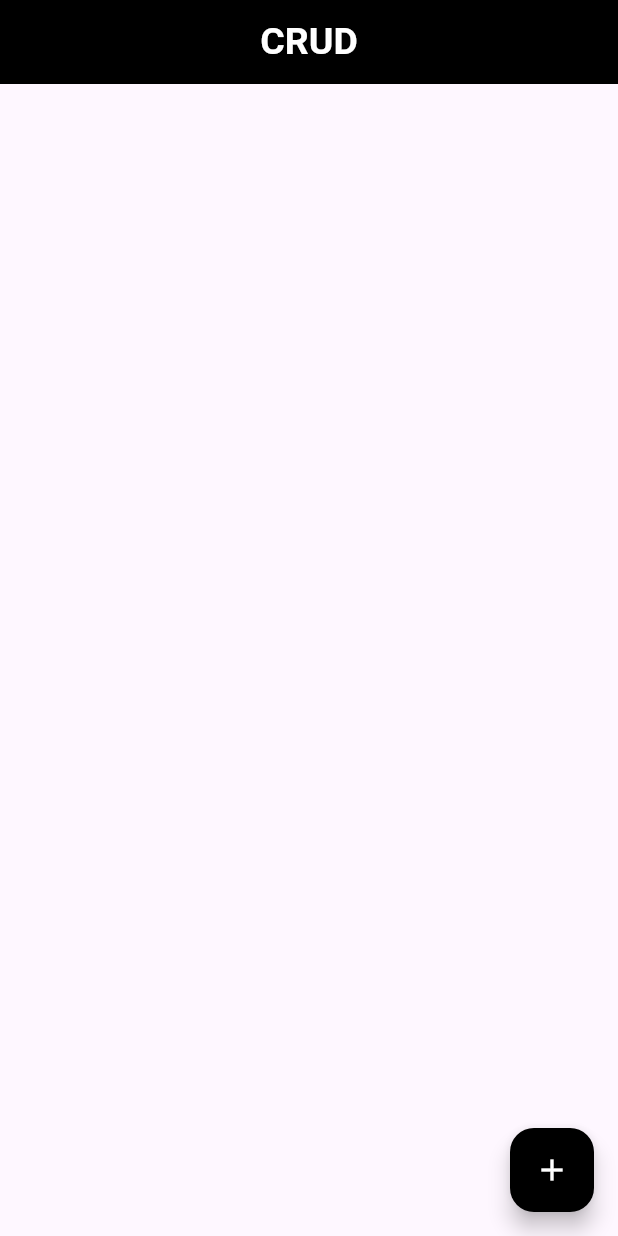
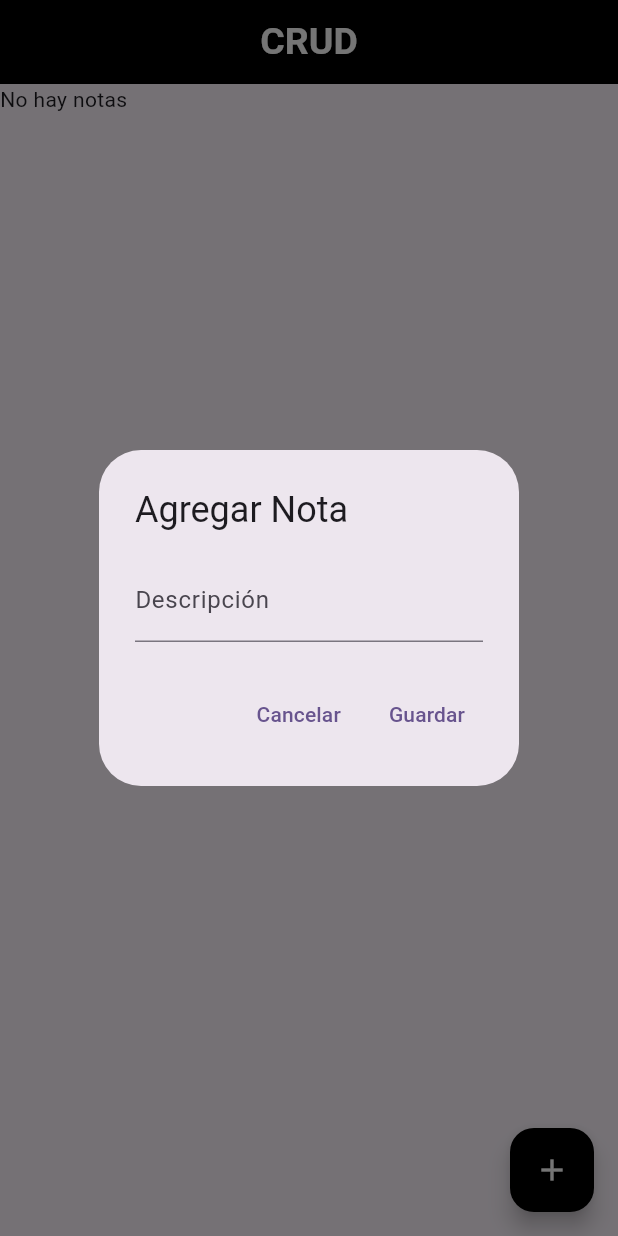
Before and after one commit to JaredTrujillo01/Tarea8_EduardoJaredTrujillo_62211761, a Flutter app: the screen it shows after launch, after a tap on the "add" icon, on a phone screen of 412 x 824 dp. Run offline on Flutter 3.47's test engine with Material 3 defaults, Android fonts, the phone set to English and light mode, and no system bars; our stand-ins replace cloud_firestore, firebase_core; accounts and stored records are empty.

Commit message:
Crud realizados

```diff
--- a/lib/Repositorios/repo_crud.dart
+++ b/lib/Repositorios/repo_crud.dart
@@ -29,6 +29,6 @@ class NotaRepositorio {
   }
 
   Future<void> eliminarNota(String id) async {
-    await _basedatos.collection('notas').doc(id).delete();
+    await _basedatos.collection('Notas').doc(id).delete();
   }
 }
--- a/lib/Screens/homescreen.dart
+++ b/lib/Screens/homescreen.dart
@@ -1,4 +1,6 @@
 import 'package:flutter/material.dart';
+import 'package:tarea8_crudfirebase/Models/notasmodel.dart';
+import 'package:tarea8_crudfirebase/Services/Service_nota.dart';
 
 class HomeScreens extends StatefulWidget {
   const HomeScreens({super.key});
@@ -8,6 +10,7 @@ class HomeScreens extends StatefulWidget {
 }
 
 class _HomeScreensState extends State<HomeScreens> {
+  final NotaService _notaService = NotaService();
   @override
   Widget build(BuildContext context) {
     return Scaffold(
@@ -22,8 +25,129 @@ class _HomeScreensState extends State<HomeScreens> {
       ),
       floatingActionButton: FloatingActionButton(
         backgroundColor: Colors.black,
-          onPressed: () {},
+        onPressed: () {
+          _mostrarDialogoAgregarNota(context);
+        },
         child: const Icon(Icons.add, color: Colors.white),
-        ));
+      ),
+      body: StreamBuilder<List<Nota>>(
+        stream: _notaService.obtenerNotas(),
+        builder: (context, snapshot) {
+          if (snapshot.connectionState == ConnectionState.waiting) {
+            return CircularProgressIndicator();
+          } else if (snapshot.hasError) {
+            return Text('Error: ${snapshot.error}');
+          } else if (!snapshot.hasData || snapshot.data!.isEmpty) {
+            return Text('No hay notas');
+          } else {
+            final notas = snapshot.data!;
+            return ListView.builder(
+              itemCount: notas.length,
+              itemBuilder: (context, index) {
+                final nota = notas[index];
+                return ListTile(
+                  title: Text(nota.descripcion),
+                  subtitle: Text(nota.fecha.toString()),
+                  trailing: Row(
+                    mainAxisSize: MainAxisSize.min,
+                    children: [
+                      IconButton(
+                        icon: Icon(Icons.edit),
+                        onPressed: () {
+                          _mostrarDialogoEditarNota(context, nota);
+                        },
+                      ),
+                      IconButton(
+                        icon: Icon(Icons.delete),
+                        onPressed: () async {
+                          await _notaService.eliminarNota(nota.id);
+                        },
+                      ),
+                    ],
+                  ),
+                );
+              },
+            );
+          }
+        },
+      ),
+    );
+  }
+
+  void _mostrarDialogoAgregarNota(BuildContext context) {
+    final TextEditingController descripcionController = TextEditingController();
+    showDialog(
+      context: context,
+      builder: (BuildContext context) {
+        return AlertDialog(
+          title: Text('Agregar Nota'),
+          content: TextField(
+            controller: descripcionController,
+            decoration: InputDecoration(labelText: 'Descripción'),
+          ),
+          actions: <Widget>[
+            TextButton(
+              child: Text('Cancelar'),
+              onPressed: () {
+                Navigator.of(context).pop();
+              },
+            ),
+            TextButton(
+              child: Text('Guardar'),
+              onPressed: () async {
+                final nuevaNota = Nota(
+                  id: '',
+                  descripcion: descripcionController.text,
+                  fecha: DateTime.now(),
+                  estado: 'creado',
+                  importante: false,
+                );
+                await _notaService.agregarNota(nuevaNota);
+                Navigator.of(context).pop();
+              },
+            ),
+          ],
+        );
+      },
+    );
+  }
+
+  void _mostrarDialogoEditarNota(BuildContext context, Nota nota) {
+    final TextEditingController descripcionController =
+        TextEditingController(text: nota.descripcion);
+    showDialog(
+      context: context,
+      builder: (BuildContext context) {
+        return AlertDialog(
+          title: Text('Editar Nota'),
+          content: TextField(
+            controller: descripcionController,
+            decoration: InputDecoration(labelText: 'Descripción'),
+          ),
+          actions: <Widget>[
+            TextButton(
+              child: Text('Cancelar'),
+              onPressed: () {
+                Navigator.of(context).pop();
+              },
+            ),
+            TextButton(
+              child: Text('Guardar'),
+              onPressed: () async {
+                final notaActualizada = Nota(
+                  id: nota.id,
+                  descripcion: descripcionController.text,
+                  fecha: nota.fecha,
+                  estado: nota.estado,
+                  importante: nota.importante,
+                );
+                await _notaService.actualizarNota(notaActualizada);
+                Navigator.of(context).pop();
+              },
+            ),
+          ],
+        );
+      },
+    );
   }
 }
--- /dev/null
+++ b/lib/Services/Service_nota.dart
@@ -0,0 +1,26 @@
+import 'package:tarea8_crudfirebase/Models/notasmodel.dart';
+import 'package:tarea8_crudfirebase/Repositorios/repo_crud.dart';
+
+class NotaService {
+  final NotaRepositorio _norepo = NotaRepositorio();
+
+  Future<void> agregarNota(Nota nota) async {
+    await _norepo.agregarNota(nota);
+  }
+
+  Stream<List<Nota>> obtenerNotas() {
+    return _norepo.obtenerNotas();
+  }
+
+  Future<Nota?> obtenerNotaPorId(String id) async {
+    return await _norepo.obtenerNotaPorId(id);
+  }
+
+  Future<void> actualizarNota(Nota nota) async {
+    await _norepo.actualizarNota(nota);
+  }
+
+  Future<void> eliminarNota(String id) async {
+    await _norepo.eliminarNota(id);
+  }
+}
```
Lines whose indentation alone changed are shown as unchanged.
